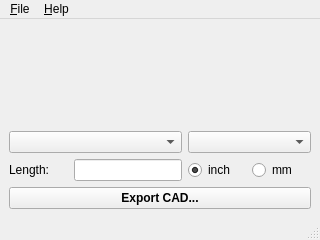
Above: mainwindow.ui from Halukc1974/bolgenerator before the change. Below: the same form after it.
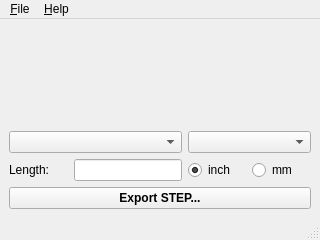
That is the form after the change. Icons and pictures are not drawn.

Commit message: Change "CAD" to "STEP"

```diff
--- a/mainwindow.ui
+++ b/mainwindow.ui
@@ -142,7 +142,7 @@
        </font>
       </property>
       <property name="text">
-       <string>Export CAD...</string>
+       <string>Export STEP...</string>
       </property>
      </widget>
     </item>
```
